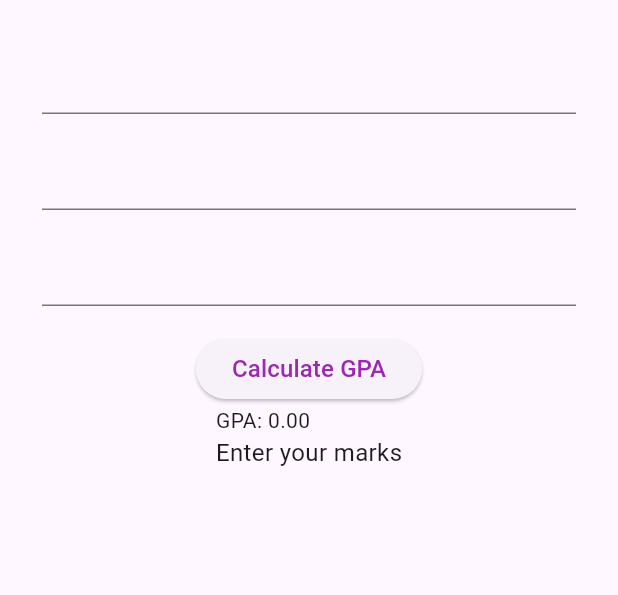
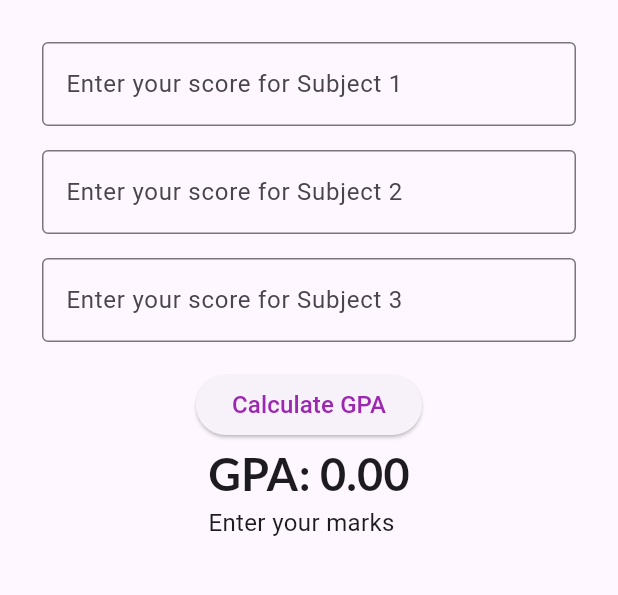
Before and after one commit to manishadroid/gpa_calculator, a Flutter app: the screen it shows after launch, on a phone screen of 412 x 824 dp, the part 279-874 px from its top. Run offline on Flutter 3.47's test engine with Material 3 defaults, Android fonts, the phone set to English and light mode, and no system bars; our stand-ins replace audioplayers, google_fonts.

Commit message:
Update UI

```diff
--- a/lib/main.dart
+++ b/lib/main.dart
@@ -1,4 +1,5 @@
 import 'package:flutter/material.dart';
+import 'package:google_fonts/google_fonts.dart';
 import 'package:audioplayers/audioplayers.dart';
 
 void main() {
@@ -103,7 +104,13 @@ class _MyHomePageState extends State<MyHomePage> {
                     Column(
                       crossAxisAlignment: CrossAxisAlignment.start,
                       children: [
-                        Text("GPA: $_resultGPA"),
+                        Text(
+                          "GPA: $_resultGPA",
+                          style: GoogleFonts.lato(
+                            fontSize: 30,
+                            fontWeight: FontWeight.bold,
+                          ),
+                        ),
                         Text(_statusText, style: const TextStyle(fontSize: 16)),
                       ],
                     ),
@@ -122,6 +129,12 @@ class _MyHomePageState extends State<MyHomePage> {
       padding: const EdgeInsets.all(8.0), //textfield
       child: TextField(
         controller: controller, //save input in controller
+        decoration: InputDecoration(
+          //decor for box
+          labelText:
+              label, //before click label inside box, after click top of box
+          border: const OutlineInputBorder(), //box
+        ),
       ),
     );
   }
```
